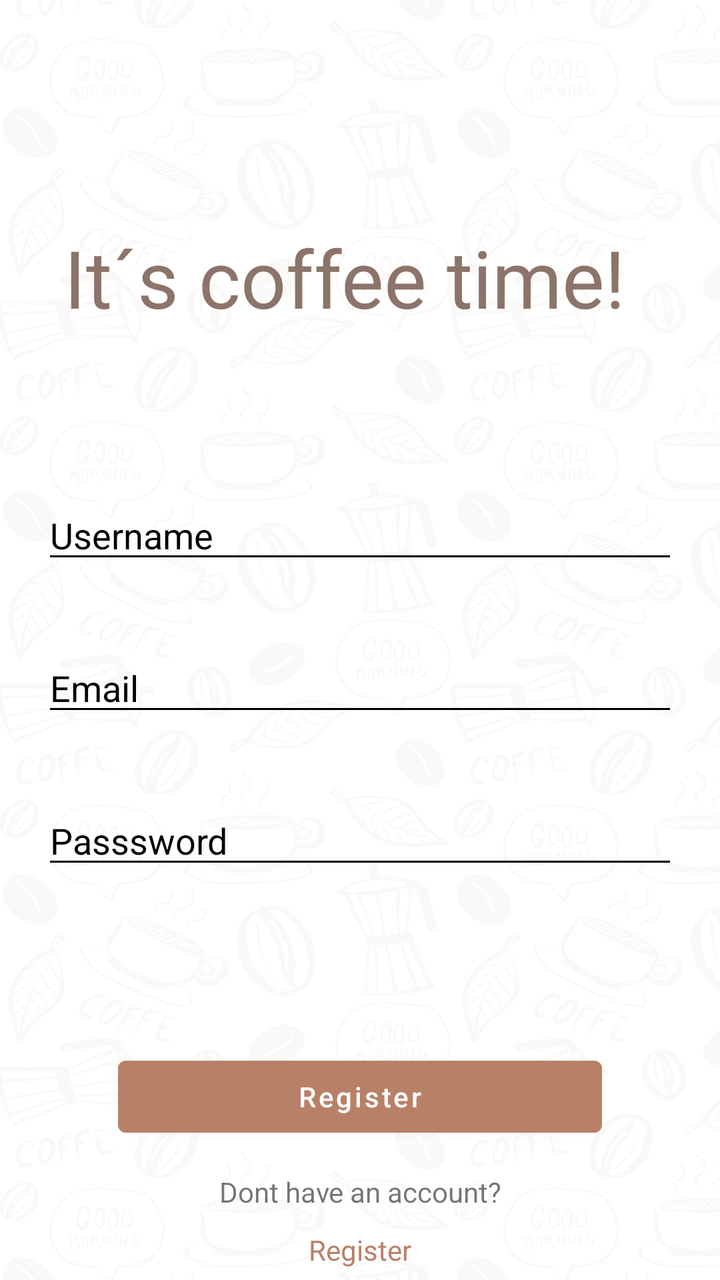
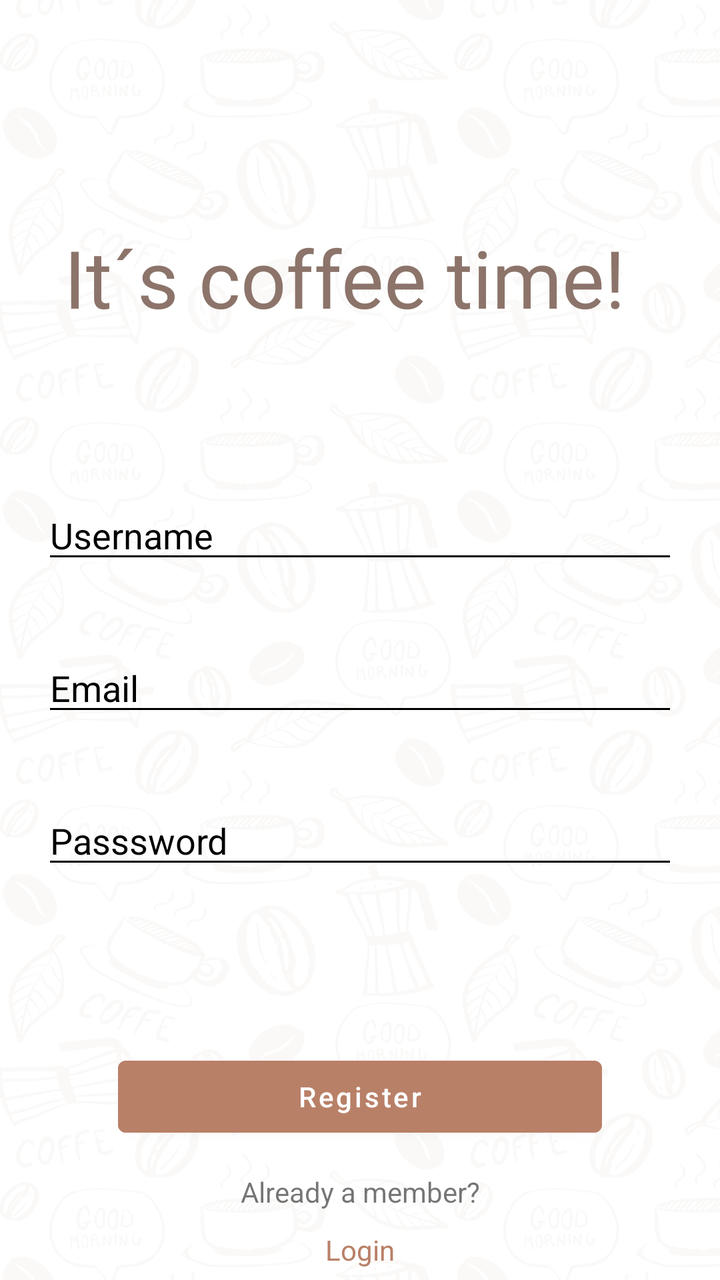

Before-and-after screenshots of an Android layout around one commit, followed by the original layout XML and the change that was made.
<!-- AndroidManifest.xml: activity theme Theme.AndroidHomework -->
<!-- res/layout/activity_register.xml -->
<?xml version="1.0" encoding="utf-8"?>
<androidx.constraintlayout.widget.ConstraintLayout xmlns:android="http://schemas.android.com/apk/res/android"
    xmlns:app="http://schemas.android.com/apk/res-auto"
    xmlns:tools="http://schemas.android.com/tools"
    android:id="@+id/register"
    android:layout_width="match_parent"
    android:layout_height="match_parent"
    android:layout_gravity="center"
    android:background="@drawable/background"
    android:paddingHorizontal="21dp"
    tools:context=".RegisterActivity">

    <TextView
        android:id="@+id/itsCoffeeTime"
        android:layout_width="match_parent"
        android:layout_height="wrap_content"
        android:layout_marginTop="112dp"
        android:paddingHorizontal="11dp"
        android:text="@string/its_coffee_time"
        android:textColor="@color/browngrey"
        android:textSize="40sp"
        app:layout_constraintEnd_toEndOf="parent"
        app:layout_constraintStart_toStartOf="parent"
        app:layout_constraintTop_toTopOf="parent" />

    <EditText
        android:id="@+id/userName"
        android:layout_width="match_parent"
        android:layout_height="wrap_content"
        android:layout_marginTop="80dp"
        android:backgroundTint="@color/black"
        android:fontFamily=""
        android:hint="@string/username"
        android:inputType="textEmailAddress"
        android:textColor="@color/black"
        android:textColorHint="@color/black"
        app:layout_constraintTop_toBottomOf="@+id/itsCoffeeTime" />

    <EditText
        android:id="@+id/editTextEmail"
        android:layout_width="match_parent"
        android:layout_height="wrap_content"
        android:layout_marginTop="35dp"
        android:backgroundTint="@color/black"
        android:fontFamily=""
        android:hint="@string/email"
        android:inputType="textEmailAddress"
        android:textColor="@color/black"
        android:textColorHint="@color/black"
        app:layout_constraintTop_toBottomOf="@+id/userName" />

    <EditText
        android:id="@+id/editTextPassword"
        android:layout_width="match_parent"
        android:layout_height="wrap_content"
        android:layout_marginTop="35dp"
        android:backgroundTint="@color/black"
        android:fontFamily=""
        android:hint="@string/password"
        android:inputType="textPassword"
        android:textColor="@color/black"
        android:textColorHint="@color/black"
        app:layout_constraintTop_toBottomOf="@+id/editTextEmail" />

    <Button
        android:id="@+id/buttonRegister"
        android:layout_width="0dp"
        android:layout_height="wrap_content"
        android:layout_marginHorizontal="50dp"
        android:layout_marginStart="38dp"
        android:layout_marginTop="85dp"
        android:layout_marginEnd="38dp"
        android:backgroundTint="@color/darksalmon"
        android:text="@string/register"
        android:textAllCaps="false"
        app:layout_constraintEnd_toEndOf="parent"
        app:layout_constraintStart_toStartOf="parent"
        app:layout_constraintTop_toBottomOf="@id/editTextPassword" />

    <TextView
        android:id="@+id/alreadyAMember"
        android:layout_width="match_parent"
        android:layout_height="wrap_content"
        android:layout_marginTop="14dp"
        android:text="@string/dont_have_an_account"
        android:textAlignment="center"
        app:layout_constraintEnd_toEndOf="parent"
        app:layout_constraintHorizontal_bias="0.5"
        app:layout_constraintStart_toStartOf="parent"
        app:layout_constraintTop_toBottomOf="@+id/buttonRegister" />

    <TextView
        android:id="@+id/login"
        android:layout_width="match_parent"
        android:layout_height="wrap_content"
        android:layout_marginTop="10dp"
        android:text="@string/register"
        android:textAlignment="center"
        android:textColor="@color/darksalmon"
        app:layout_constraintEnd_toEndOf="parent"
        app:layout_constraintHorizontal_bias="0.5"
        app:layout_constraintStart_toStartOf="parent"
        app:layout_constraintTop_toBottomOf="@+id/alreadyAMember" />

</androidx.constraintlayout.widget.ConstraintLayout>
<!-- resources referenced by this layout -->
<resources>
  <color name="black">#FF000000</color>
  <color name="browngrey">#8C746A</color>
  <color name="darksalmon">#B98068</color>
  <!-- drawable background: png bitmap (drawable-hdpi, 25231 bytes) -->
  <string name="dont_have_an_account">Dont have an account?</string>
  <string name="email">Email</string>
  <string name="its_coffee_time">It´s coffee time!</string>
  <string name="password">Passsword</string>
  <string name="register">Register</string>
  <string name="username">Username</string>
  <style name="Theme.AndroidHomework" parent="Theme.MaterialComponents.DayNight.DarkActionBar">
          <item name="colorPrimary">@android:color/transparent</item>
          <item name="android:windowContentOverlay">@null</item>
          <item name="windowActionBarOverlay">true</item>
          <item name="android:homeAsUpIndicator">@drawable/back_arrow</item>
          <item name="android:statusBarColor">?attr/colorPrimaryVariant</item>
      </style>
  <!-- drawable back_arrow (drawable) -->
  <vector xmlns:android="http://schemas.android.com/apk/res/android" android:autoMirrored="true" android:height="24dp" android:tint="#000000" android:viewportHeight="24" android:viewportWidth="24" android:width="24dp">
        
      <path android:fillColor="@android:color/white" android:pathData="M20,11H7.83l5.59,-5.59L12,4l-8,8 8,8 1.41,-1.41L7.83,13H20v-2z"/>
      
  </vector>
</resources>

<!-- the commit's change to res/layout/activity_register.xml (unified diff, before → after) -->
@@ -11,7 +11,7 @@
     tools:context=".RegisterActivity">
 
     <TextView
-        android:id="@+id/itsCoffeeTime"
+        android:id="@+id/textViewItsCoffeeTime"
         android:layout_width="match_parent"
         android:layout_height="wrap_content"
         android:layout_marginTop="112dp"
@@ -24,7 +24,7 @@
         app:layout_constraintTop_toTopOf="parent" />
 
     <EditText
-        android:id="@+id/userName"
+        android:id="@+id/editTextUserName"
         android:layout_width="match_parent"
         android:layout_height="wrap_content"
         android:layout_marginTop="80dp"
@@ -34,7 +34,7 @@
         android:inputType="textEmailAddress"
         android:textColor="@color/black"
         android:textColorHint="@color/black"
-        app:layout_constraintTop_toBottomOf="@+id/itsCoffeeTime" />
+        app:layout_constraintTop_toBottomOf="@+id/textViewItsCoffeeTime" />
 
     <EditText
         android:id="@+id/editTextEmail"
@@ -47,7 +47,7 @@
         android:inputType="textEmailAddress"
         android:textColor="@color/black"
         android:textColorHint="@color/black"
-        app:layout_constraintTop_toBottomOf="@+id/userName" />
+        app:layout_constraintTop_toBottomOf="@+id/editTextUserName" />
 
     <EditText
         android:id="@+id/editTextPassword"
@@ -78,11 +78,11 @@
         app:layout_constraintTop_toBottomOf="@id/editTextPassword" />
 
     <TextView
-        android:id="@+id/alreadyAMember"
+        android:id="@+id/textViewAlreadyAMember"
         android:layout_width="match_parent"
         android:layout_height="wrap_content"
         android:layout_marginTop="14dp"
-        android:text="@string/dont_have_an_account"
+        android:text="@string/already_a_member"
         android:textAlignment="center"
         app:layout_constraintEnd_toEndOf="parent"
         app:layout_constraintHorizontal_bias="0.5"
@@ -90,16 +90,16 @@
         app:layout_constraintTop_toBottomOf="@+id/buttonRegister" />
 
     <TextView
-        android:id="@+id/login"
+        android:id="@+id/textViewLogin"
         android:layout_width="match_parent"
         android:layout_height="wrap_content"
         android:layout_marginTop="10dp"
-        android:text="@string/register"
+        android:text="@string/login"
         android:textAlignment="center"
         android:textColor="@color/darksalmon"
         app:layout_constraintEnd_toEndOf="parent"
         app:layout_constraintHorizontal_bias="0.5"
         app:layout_constraintStart_toStartOf="parent"
-        app:layout_constraintTop_toBottomOf="@+id/alreadyAMember" />
+        app:layout_constraintTop_toBottomOf="@+id/textViewAlreadyAMember" />
 
 </androidx.constraintlayout.widget.ConstraintLayout>
<!-- resource entries referenced after the edit -->
@@ -4,9 +4,10 @@
   <color name="browngrey">#8C746A</color>
   <color name="darksalmon">#B98068</color>
   <!-- drawable background: png bitmap (drawable-hdpi, 25231 bytes) -->
-  <string name="dont_have_an_account">Dont have an account?</string>
+  <string name="already_a_member">Already a member?</string>
   <string name="email">Email</string>
   <string name="its_coffee_time">It´s coffee time!</string>
+  <string name="login">Login</string>
   <string name="password">Passsword</string>
   <string name="register">Register</string>
   <string name="username">Username</string>
